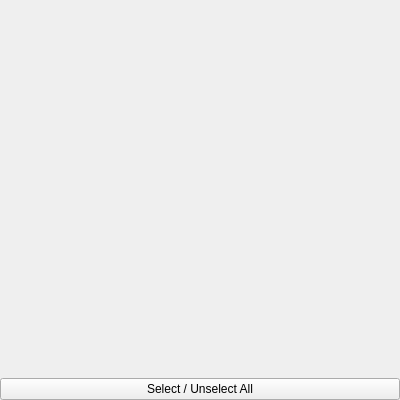
Before: the Qt Designer form Src/vocabularylearneditset.ui in Aryetis/Obenkyobo, drawn with Qt 5.
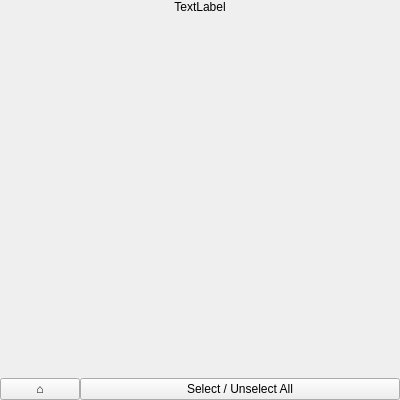
After: the same form once the commit is applied.

Commit message: converting .cfg to .oben, added directories support for vocabularylearneditset

```diff
--- a/Src/vocabularylearneditset.ui
+++ b/Src/vocabularylearneditset.ui
@@ -32,6 +32,16 @@
    <property name="bottomMargin">
     <number>0</number>
    </property>
+   <item>
+    <widget class="QLabel" name="curDirLabel">
+     <property name="text">
+      <string>TextLabel</string>
+     </property>
+     <property name="alignment">
+      <set>Qt::AlignCenter</set>
+     </property>
+    </widget>
+   </item>
    <item>
     <widget class="QScrollArea" name="VocabularyCfgList">
      <property name="frameShape">
@@ -52,7 +62,7 @@
         <x>0</x>
         <y>0</y>
         <width>400</width>
-        <height>377</height>
+        <height>360</height>
        </rect>
       </property>
       <property name="sizePolicy">
@@ -89,11 +99,40 @@
     </widget>
    </item>
    <item>
-    <widget class="QPushButton" name="SelectAllButton">
-     <property name="text">
-      <string>Select / Unselect All</string>
+    <layout class="QHBoxLayout" name="BotLayout">
+     <property name="spacing">
+      <number>0</number>
      </property>
-    </widget>
+     <property name="topMargin">
+      <number>0</number>
+     </property>
+     <item>
+      <widget class="QPushButton" name="pushButton">
+       <property name="sizePolicy">
+        <sizepolicy hsizetype="Minimum" vsizetype="Fixed">
+         <horstretch>0</horstretch>
+         <verstretch>0</verstretch>
+        </sizepolicy>
+       </property>
+       <property name="text">
+        <string>⌂</string>
+       </property>
+      </widget>
+     </item>
+     <item>
+      <widget class="QPushButton" name="SelectAllButton">
+       <property name="sizePolicy">
+        <sizepolicy hsizetype="Expanding" vsizetype="Fixed">
+         <horstretch>0</horstretch>
+         <verstretch>0</verstretch>
+        </sizepolicy>
+       </property>
+       <property name="text">
+        <string>Select / Unselect All</string>
+       </property>
+      </widget>
+     </item>
+    </layout>
    </item>
   </layout>
  </widget>
```
The commit also changes 11 other files.
